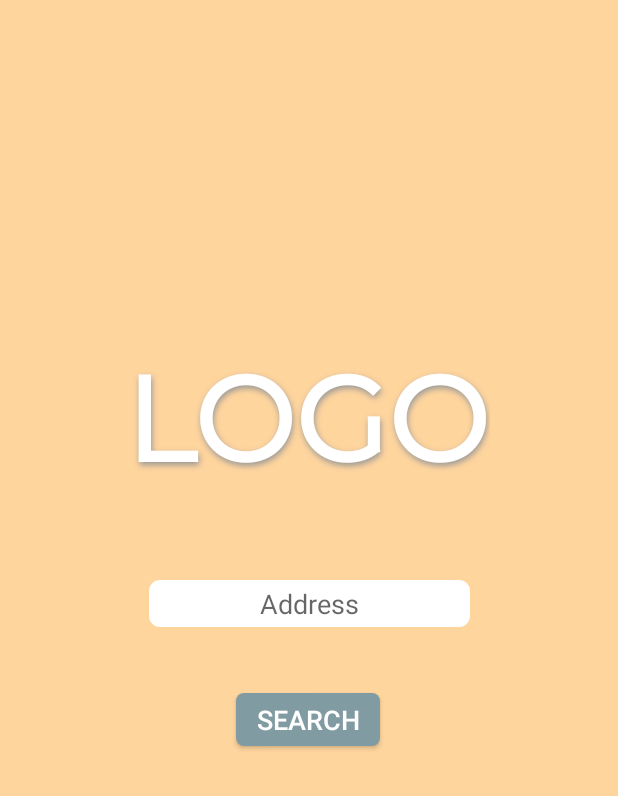
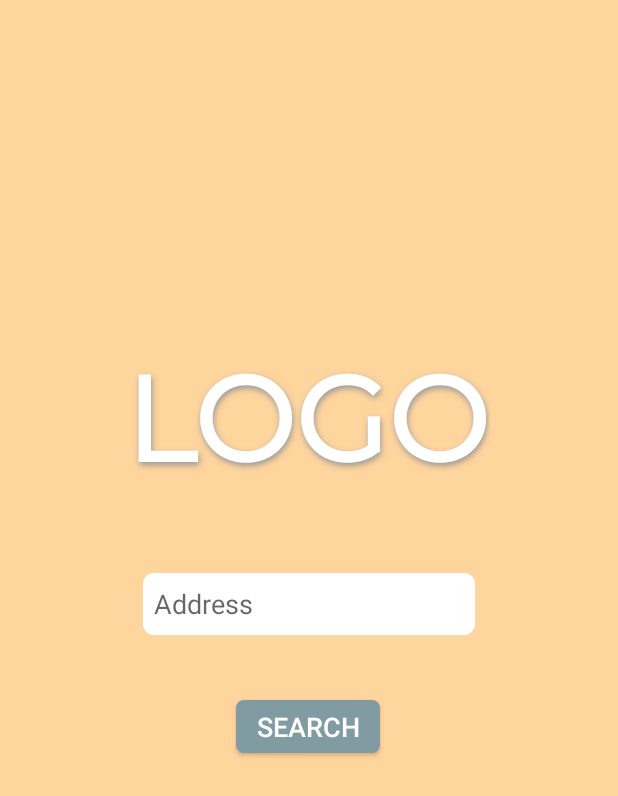
Before and after one commit to 264-Rental-App/264-Android-App, an Android app: the screen it shows after launch (MainActivity), on a phone screen of 412 x 824 dp. Shown: the top 796 px of the screen. Run offline under Robolectric (Android 15) with nearby library versions, the phone set to English and light mode, and no system bars; libraries missing offline, so code that uses them is left out: com.google.android.libraries, com.google.maps.model.

```diff
--- a/app/src/main/java/edu/rentals/frontend/SearchStoreActivity.java
+++ b/app/src/main/java/edu/rentals/frontend/SearchStoreActivity.java
@@ -34,7 +34,7 @@ public class SearchStoreActivity extends AppCompatActivity {
     static final String TAG = MainActivity.class.getSimpleName();
     static final String BASE_URL = "http://localhost:8080/";
     static Retrofit retrofit = null;
-    static final String googleAPIKey = "AIza...";
+    static final String googleAPIKey = "AIz...";
     LatLng latLngFromGoogle;
 
 
--- a/app/src/main/res/layout/activity_main.xml
+++ b/app/src/main/res/layout/activity_main.xml
@@ -22,15 +22,17 @@
         app:layout_constraintTop_toBottomOf="@+id/inputAddress"
         app:layout_constraintVertical_bias="0.118" />
 
+
     <EditText
         android:id="@+id/inputAddress"
-        android:layout_width="214dp"
-        android:layout_height="31dp"
+        android:layout_width="221dp"
+        android:layout_height="41dp"
         android:background="@drawable/text_field_rounded_corner"
         android:ems="10"
         android:hint="Address"
         android:inputType="textPersonName"
-        android:textAlignment="center"
+        android:padding="7sp"
+        android:textAlignment="textStart"
         android:textColor="#7D7D7D"
         app:layout_constraintBottom_toBottomOf="parent"
         app:layout_constraintEnd_toEndOf="parent"
@@ -58,4 +60,5 @@
         app:layout_constraintTop_toTopOf="parent"
         app:layout_constraintVertical_bias="0.323" />
 
+
 </androidx.constraintlayout.widget.ConstraintLayout>
```
